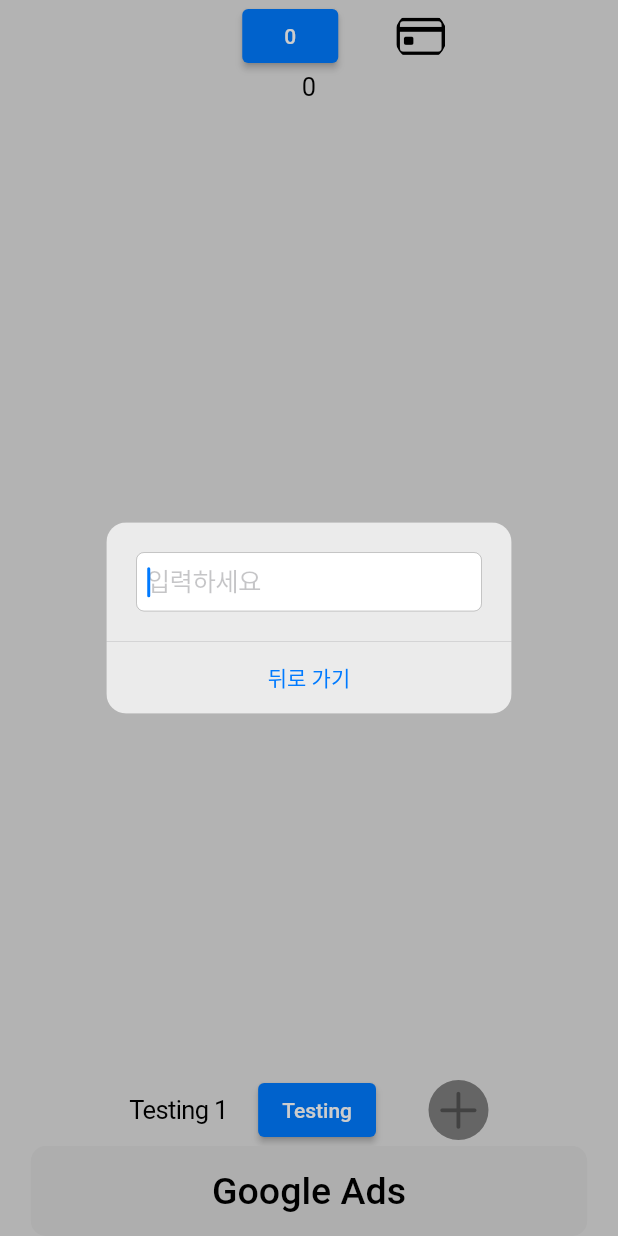
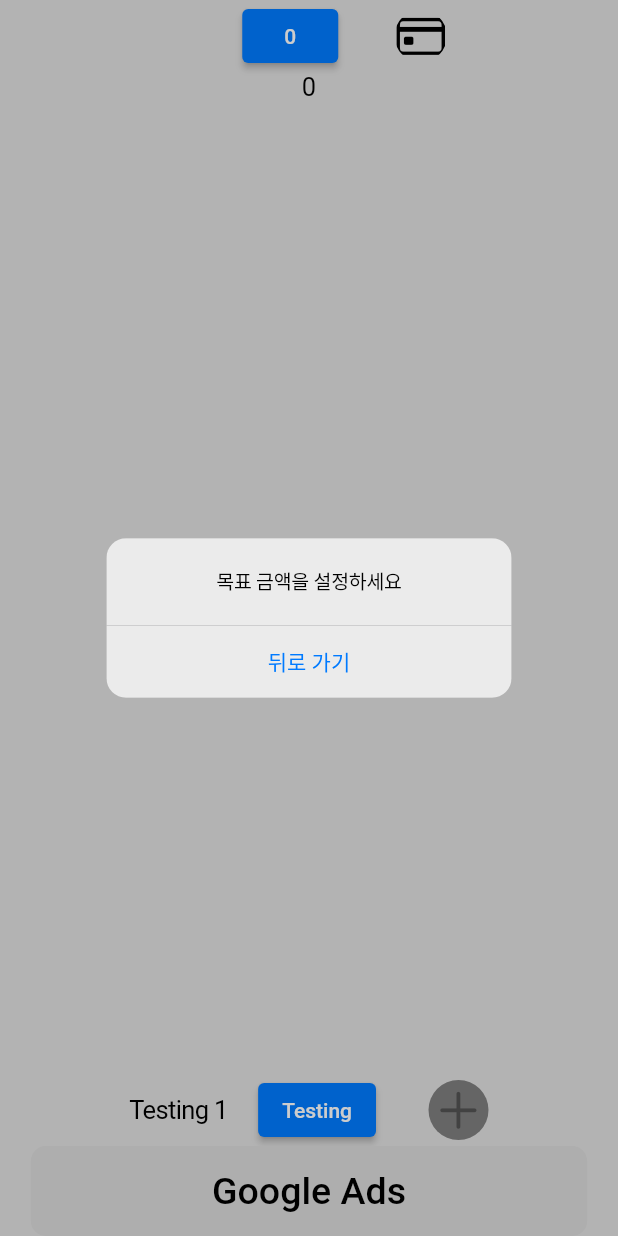
Before and after one commit to GeonwooVincentKim/daily_expanditure_0131, a Flutter app: the screen it shows after launch, after a tap on an icon or button, on a phone screen of 412 x 824 dp. Run offline on Flutter 3.47's test engine with Material 2 defaults, Android fonts, the phone set to English and light mode, and no system bars; our stand-ins replace flutter_slidable.

Commit message:
[Update] - Updated CustomAlertDialogBox

```diff
--- a/lib/screens/home.dart
+++ b/lib/screens/home.dart
@@ -17,7 +17,7 @@ class HomePage extends StatefulWidget {
 class _HomePageState extends State<HomePage> {
   List moneyList = []; // list of money that user spend for a day
   int targetSum = 0; // target sum of money that user planned to use for a day
-  bool hasSumValue = false; // Check sum value input first
+  bool hasSumValue = true; // Check sum value input first
 
   final _newMoneyElementController = TextEditingController();
   final _newTargetAmountController = TextEditingController();
@@ -55,7 +55,7 @@ class _HomePageState extends State<HomePage> {
               child: Column(
                 mainAxisAlignment: MainAxisAlignment.end,
                 children: [
-                  _widgetDailyOutlays(),
+                  _widgetDailyOutlays(hasSumValue),
                   CustomElevatedButton(getValue: "Google Ads", customFixedSize: Size(MediaQuery.of(context).size.width * 0.9, 60))
                 ],
               ),
@@ -89,7 +89,7 @@ class _HomePageState extends State<HomePage> {
   }
 
   // List of Expanditure
-  CustomRow _widgetDailyOutlays() {
+  CustomRow _widgetDailyOutlays(bool hasSumValue) {
     return CustomRow(
       children: [
         const Text("Testing 1"),
@@ -174,25 +174,25 @@ class _HomePageState extends State<HomePage> {
       sum = targetSum - innerSum;
 
       return hasSumValue;
-    } else  {
+    } else if (targetSum < innerSum && targetSum == 0) {
       hasSumValue = false;
 
       print("NoNo");
 
-      CupertinoAlertDialog(
-        title: const Text("No"),
-        content: const Text("Impossible"),
-        actions: [
-          TextButton(
-            onPressed: cancelDialogBox,
-            child: const Text("Ok"),
-          )
-        ],
+      // CupertinoAlertDialog(
+      //   title: const Text("No"),
+      //   content: const Text("Impossible"),
+      //   actions: [
+      //     TextButton(
+      //       onPressed: cancelDialogBox,
+      //       child: const Text("Ok"),
+      //     )
+      //   ]
+      // );
 
-      );
+    }
 
-      return hasSumValue;
-    }
+    return true;
 
     // If element
     // if (innerSum < sum) {
--- a/lib/widgets/custom/custom_alert_dialog_box.dart
+++ b/lib/widgets/custom/custom_alert_dialog_box.dart
@@ -20,7 +20,8 @@ class CustomAlertDialogBox extends StatelessWidget {
 
   @override
   Widget build(BuildContext context) {
-    return CupertinoAlertDialog(
+    return hasSumValue == true ?
+      CupertinoAlertDialog(
         content: CupertinoTextField(
           autofocus: true,
           keyboardType: TextInputType.number,
@@ -29,31 +30,21 @@ class CustomAlertDialogBox extends StatelessWidget {
           placeholder: hintText,
           onSubmitted: (_) => submit(context),
         ),
-      // actions: [
-      //   // hasSumValue ? (
-      //   //   TextButton(
-      //   //     onPressed: onSave,
-      //   //     child: const Text("저장")
-      //   //   )
-      //   // ) : CupertinoAlertDialog(
-      //   //   content: const Text("총 합계를 먼저 입력해주세요"),
-      //   //   actions: [
-      //   //     TextButton(
-      //   //       onPressed: onCancel,
-      //   //       child: const Text("확인"),
-      //   //     )
-      //   //   ],
-      //   // ),
+        actions: [
+          // hasSumValue ? (
           //   TextButton(
           //     onPressed: onSave,
           //     child: const Text("저장")
-      //   ),
-      //   TextButton(
-      //     onPressed: onCancel,
-      //     child: const Text("취소"),
           //   )
-      // ],
-      actions: hasSumValue ? [
+          // ) : CupertinoAlertDialog(
+          //   content: const Text("총 합계를 먼저 입력해주세요"),
+          //   actions: [
+          //     TextButton(
+          //       onPressed: onCancel,
+          //       child: const Text("확인"),
+          //     )
+          //   ],
+          // ),
           TextButton(
             onPressed: onSave,
             child: const Text("저장")
@@ -62,12 +53,15 @@ class CustomAlertDialogBox extends StatelessWidget {
             onPressed: onCancel,
             child: const Text("취소"),
           )
-      ] : [
+        ],
+      ) : CupertinoAlertDialog(
+        content: const Text("목표 금액을 설정하세요"),
+        actions: [
           TextButton(
             onPressed: onCancel,
             child: const Text("뒤로 가기")
           )
-      ]
+        ],
       );
   }
 
```
Lines whose indentation alone changed are shown as unchanged.
